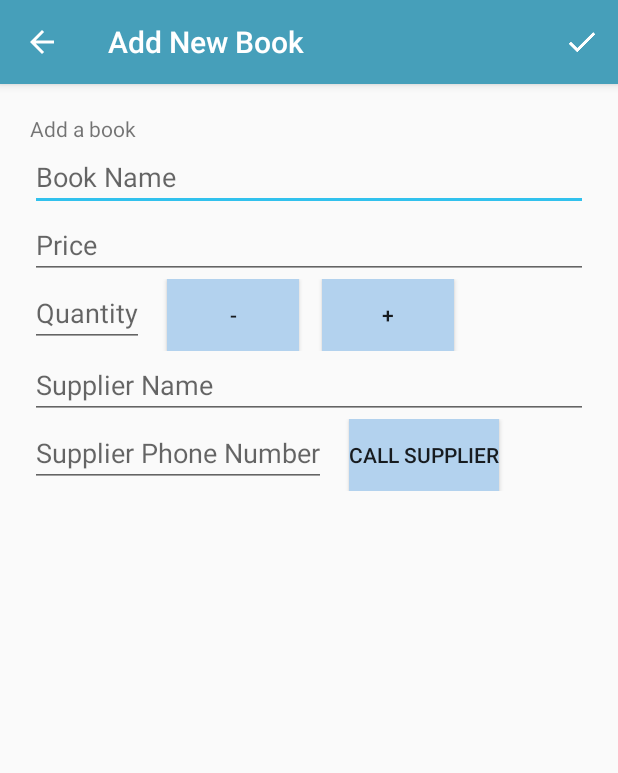
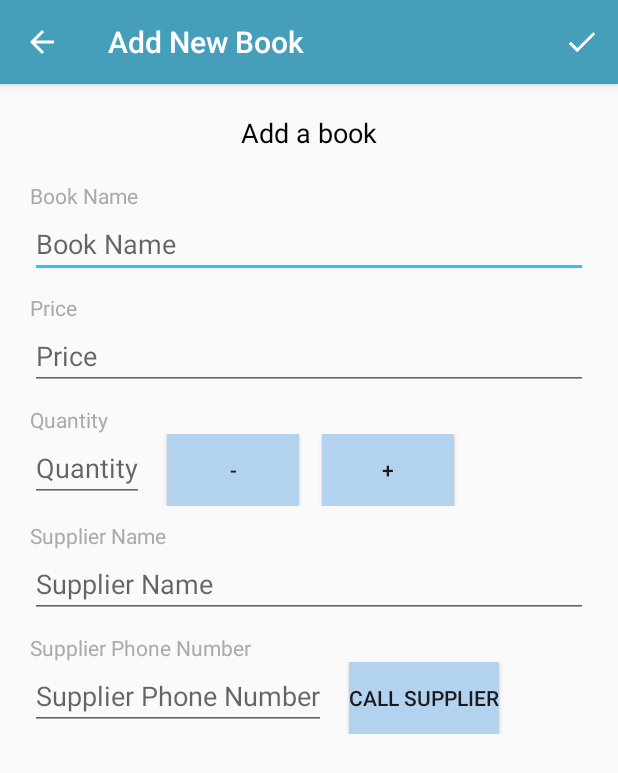
Before and after one commit to beginnerprogrammercamh/InventoryAppStage1, an Android app: the EditorActivity screen opened directly, with no data from a screen before it, on a phone screen of 412 x 824 dp. Shown: the top 773 px of the screen. Run offline under Robolectric (Android 15) with nearby library versions, the phone set to English and light mode, and no system bars.

```diff
--- a/app/src/main/java/com/example/android/inventoryappstage1/EditorActivity.java
+++ b/app/src/main/java/com/example/android/inventoryappstage1/EditorActivity.java
@@ -19,6 +19,7 @@ import android.view.MotionEvent;
 import android.view.View;
 import android.widget.Button;
 import android.widget.EditText;
+import android.widget.TextView;
 import android.widget.Toast;
 
 import com.example.android.inventoryappstage1.data.InventoryContract.InventoryEntry;
@@ -46,6 +47,7 @@ public class EditorActivity extends AppCompatActivity implements
     private Button mQuantityIncreaseButton;
     private Button mQuantityDecreaseButton;
     private Button mCallSupplierButton;
+    private TextView mEditTitleView;
 
     //Boolean flag that keeps track of whether the book has been edited (true) or not (false)
     private boolean mBookHasChanged = false;
@@ -78,6 +80,10 @@ public class EditorActivity extends AppCompatActivity implements
         } else {
             //If the intent does have a book Uri then we are editing.
             setTitle(getString(R.string.editor_edit_label));
+
+            //Adjust the text blurb to say 'edit book'
+            mEditTitleView = findViewById(R.id.EditorTitle);
+            mEditTitleView.setText(getString(R.string.view_edit));
 
             // Initialize a loader to read the book data from the database
             // and display the current values in the editor
--- a/app/src/main/res/layout/activity_editor.xml
+++ b/app/src/main/res/layout/activity_editor.xml
@@ -9,12 +9,25 @@
 
     <!-- Label -->
     <TextView
+        android:id="@+id/EditorTitle"
         android:layout_width="match_parent"
         android:layout_height="wrap_content"
-        android:text="@string/AddBook" />
+        android:gravity="center"
+        android:paddingBottom="10dp"
+        android:text="@string/AddBook"
+        android:textAppearance="?android:textAppearanceMedium"
+        android:textColor="@android:color/black" />
 
 
     <!-- Name field -->
+    <TextView
+        android:layout_width="match_parent"
+        android:layout_height="wrap_content"
+        android:paddingTop="10dp"
+        android:text="@string/book_name_hint"
+        android:textAppearance="?android:textAppearanceSmall"
+        android:textColor="@android:color/darker_gray" />
+
     <EditText
         android:layout_width="match_parent"
         android:layout_height="wrap_content"
@@ -24,6 +37,14 @@
         tools:text="@string/book_name_hint" />
 
     <!-- Price field -->
+    <TextView
+        android:layout_width="match_parent"
+        android:layout_height="wrap_content"
+        android:paddingTop="10dp"
+        android:text="@string/price_hint"
+        android:textAppearance="?android:textAppearanceSmall"
+        android:textColor="@android:color/darker_gray" />
+
     <EditText
         android:layout_width="match_parent"
         android:layout_height="wrap_content"
@@ -34,6 +55,13 @@
         tools:text="@string/price_hint" />
 
     <!-- Quantity field -->
+    <TextView
+        android:layout_width="match_parent"
+        android:layout_height="wrap_content"
+        android:paddingTop="10dp"
+        android:text="@string/quantity_hint"
+        android:textAppearance="?android:textAppearanceSmall"
+        android:textColor="@android:color/darker_gray" />
     <LinearLayout
         android:layout_width="match_parent"
         android:layout_height="wrap_content"
@@ -65,6 +93,14 @@
     </LinearLayout>
 
     <!-- Supplier Name field -->
+    <TextView
+        android:layout_width="match_parent"
+        android:layout_height="wrap_content"
+        android:paddingTop="10dp"
+        android:text="@string/supplier_hint"
+        android:textAppearance="?android:textAppearanceSmall"
+        android:textColor="@android:color/darker_gray" />
+
     <EditText
         android:layout_width="match_parent"
         android:layout_height="wrap_content"
@@ -74,6 +110,14 @@
         tools:text="@string/supplier_hint" />
 
     <!-- Supplier Phone field -->
+    <TextView
+        android:layout_width="match_parent"
+        android:layout_height="wrap_content"
+        android:paddingTop="10dp"
+        android:text="@string/supp_phone_hint"
+        android:textAppearance="?android:textAppearanceSmall"
+        android:textColor="@android:color/darker_gray" />
+
     <LinearLayout
         android:layout_width="match_parent"
         android:layout_height="wrap_content"
@@ -91,7 +135,7 @@
             android:id="@+id/call_supplier_button"
             android:layout_width="wrap_content"
             android:layout_height="wrap_content"
-            android:layout_marginLeft="15dp"
+            android:layout_marginStart="15dp"
             android:background="@color/colorButton"
             android:text="@string/call_supplier"/>
     </LinearLayout>
--- a/app/src/main/res/values/strings.xml
+++ b/app/src/main/res/values/strings.xml
@@ -3,6 +3,7 @@
     <string name="main_label">Inventory List</string>
     <string name="editor_add_label">Add New Book</string>
     <string name="editor_edit_label">Edit Book</string>
+    <string name="view_edit">View/edit current book</string>
 
     <string name="insert_sample_data">Insert Sample Book</string>
     <string name="delete_all">Delete all entries</string>
@@ -23,39 +24,40 @@
 
     <string name="sale_button">Sale</string>
     <string name="quantity_intro">Quantity: </string>
-    <string name="price_intro">$ </string>
+
 
     <!-- Title text for the empty view -->
     <string name="empty_view_title_text">There are no books to show yet…</string>
     <!-- Subtitle text for the empty view that prompts the user to add a book-->
     <string name="empty_view_subtitle_text">Get started by adding a book below</string>
 
-    <!-- Dialog message when user is leaving editor but hasn't saved changes [CHAR LIMIT=NONE] -->
+    <!-- Dialog message when user is leaving editor but hasn't saved changes  -->
     <string name="unsaved_changes_dialog_msg">Discard your changes and quit editing?</string>
-    <!-- Dialog button text for the option to discard a user's changes [CHAR LIMIT=20] -->
+    <!-- Dialog button text for the option to discard a user's changes  -->
     <string name="discard">Discard</string>
-    <!-- Dialog button text for the option to keep editing the current book [CHAR LIMIT=20] -->
+    <!-- Dialog button text for the option to keep editing the current book  -->
     <string name="keep_editing">Keep Editing</string>
-    <!-- Toast message in editor when current book was successfully deleted [CHAR LIMIT=NONE] -->
+    <!-- Toast message in editor when current book was successfully deleted  -->
     <string name="editor_delete_book_successful">Book deleted</string>
 
-    <!-- Toast message in editor when current book has failed to be deleted [CHAR LIMIT=NONE] -->
+    <!-- Toast message in editor when current book has failed to be deleted  -->
     <string name="editor_delete_book_failed">Error with deleting book</string>
 
-    <!-- Dialog message to ask the user to confirm deleting the current book [CHAR LIMIT=NONE] -->
+    <!-- Dialog message to ask the user to confirm deleting the current book  -->
     <string name="delete_dialog_msg">Delete this book?</string>
 
-    <!-- Dialog message to ask the user to confirm deleting the current book [CHAR LIMIT=NONE] -->
+    <!-- Dialog message to ask the user to confirm deleting the current book  -->
     <string name="delete_ALL_dialog_msg">Delete ALL books listed?</string>
 
-    <!-- Dialog button text for the option to confirm deleting the current book [CHAR LIMIT=20] -->
+    <!-- Dialog button text for the option to confirm deleting the current book  -->
     <string name="delete">Delete</string>
 
     <string name = "Out_of_Stock">Out of Stock</string>
 
     <!-- Dialog button text for the option to cancel deletion of the current book [CHAR LIMIT=20] -->
     <string name="cancel">Cancel</string>
-<string name="AddBook">Add a book</string>
+
+    <string name="AddBook">Add a book</string>
 
     <string name="sale_fail">Book cannot be sold if out of stock</string>
     <string name="call_supplier">Call supplier</string>
```
